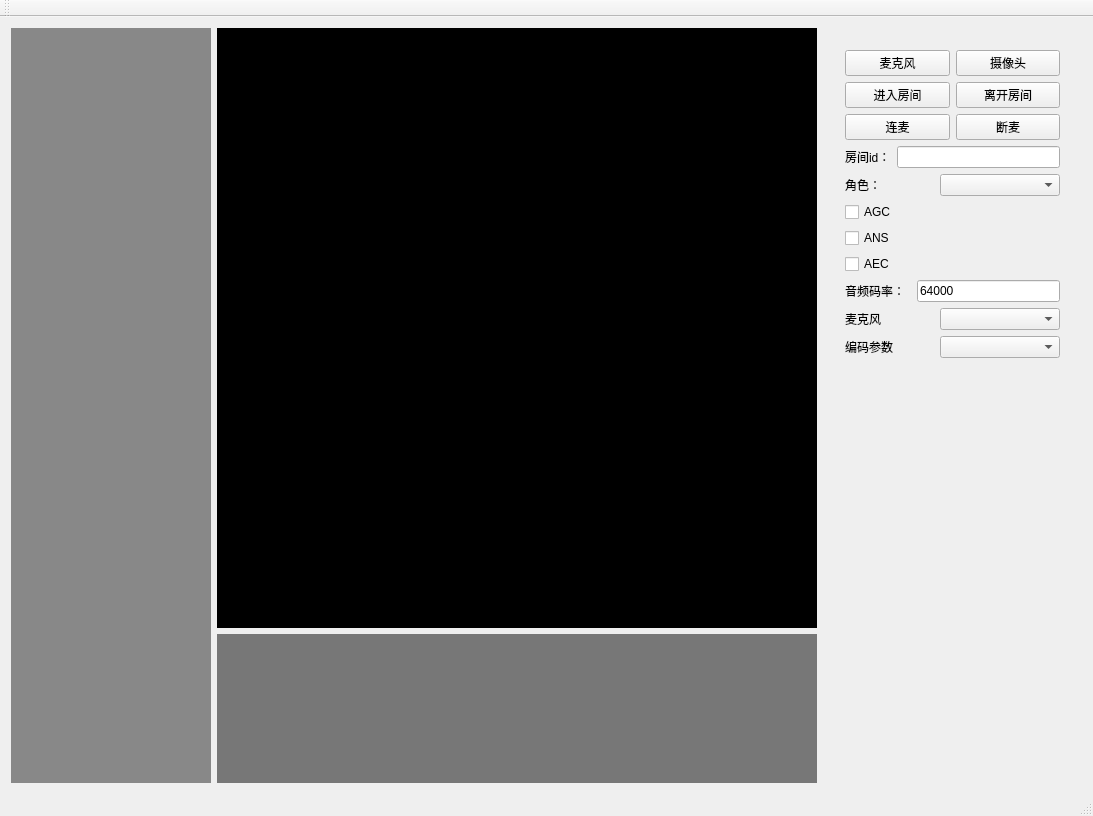
Qt form mainwindow.ui (wanhongqing123/ZegoTestDemo) before a commit.
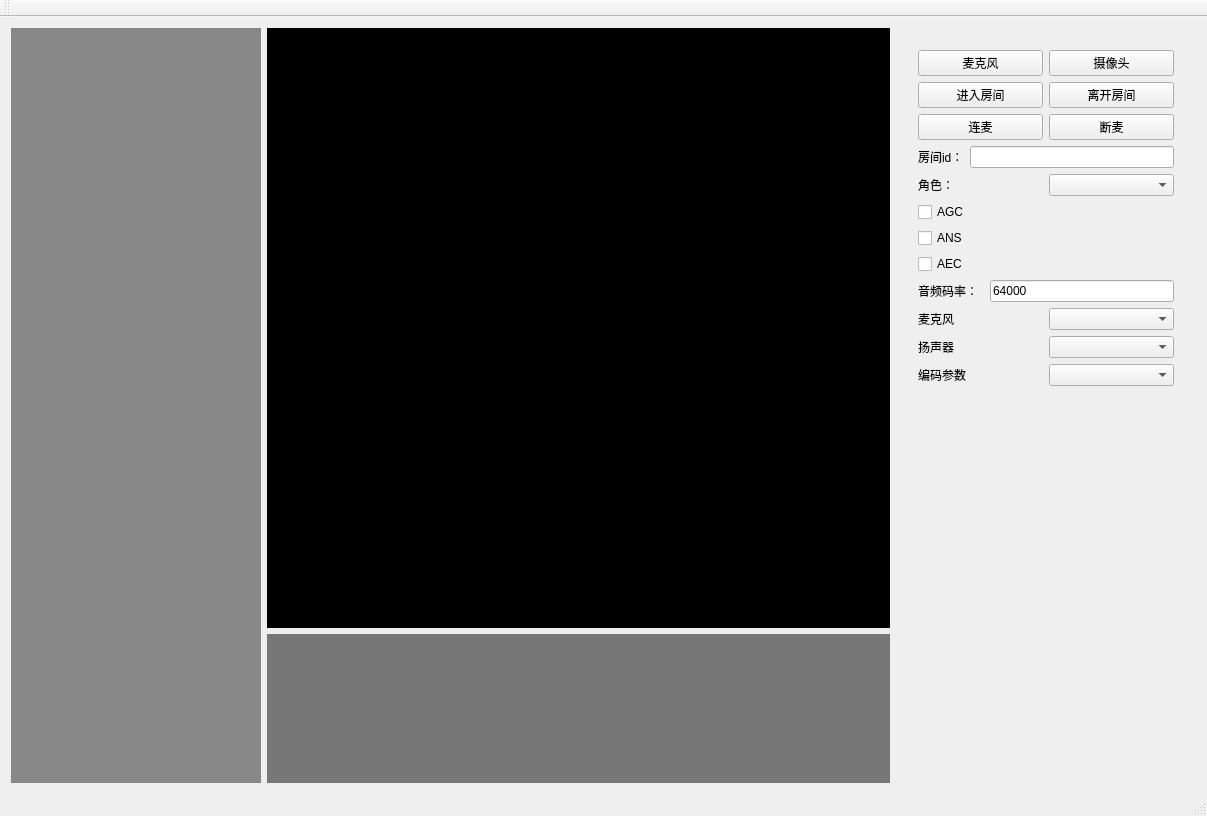
The same form after that commit.

What changed in the file:
```diff
--- a/mainwindow.ui
+++ b/mainwindow.ui
@@ -6,7 +6,7 @@
    <rect>
     <x>0</x>
     <y>0</y>
-    <width>1093</width>
+    <width>1207</width>
     <height>816</height>
    </rect>
   </property>
@@ -14,7 +14,7 @@
    <string>MainWindow</string>
   </property>
   <widget class="QWidget" name="centralWidget">
-   <layout class="QHBoxLayout" name="horizontalLayout_4">
+   <layout class="QHBoxLayout" name="horizontalLayout_10">
     <item>
      <widget class="QLabel" name="label_2">
       <property name="minimumSize">
@@ -246,7 +246,28 @@
              </widget>
             </item>
             <item>
-             <widget class="QComboBox" name="comboBox">
+             <widget class="QComboBox" name="comboBoxMic">
+              <property name="minimumSize">
+               <size>
+                <width>120</width>
+                <height>0</height>
+               </size>
+              </property>
+             </widget>
+            </item>
+           </layout>
+          </item>
+          <item>
+           <layout class="QHBoxLayout" name="horizontalLayout_4">
+            <item>
+             <widget class="QLabel" name="label_7">
+              <property name="text">
+               <string>扬声器</string>
+              </property>
+             </widget>
+            </item>
+            <item>
+             <widget class="QComboBox" name="comboBoxSpeaker">
               <property name="minimumSize">
                <size>
                 <width>120</width>
```
Left out of the diff: 4 changed lines with no effect on the pictures.
